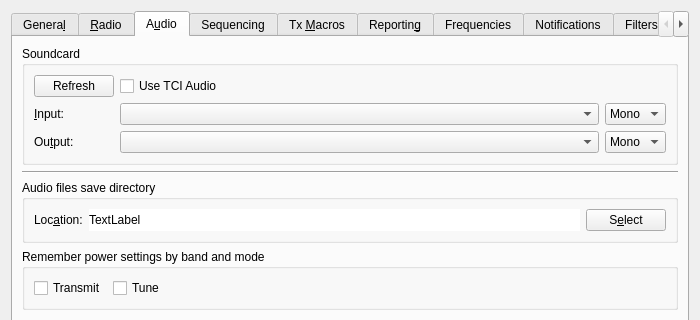
This is Configuration.ui in vu2cpl/jtdx-vu as Qt 5 draws it before an edit; both pictures show x 0 to 700 and y 0 to 320 of the 700 by 600 pixel window. The edited form follows.
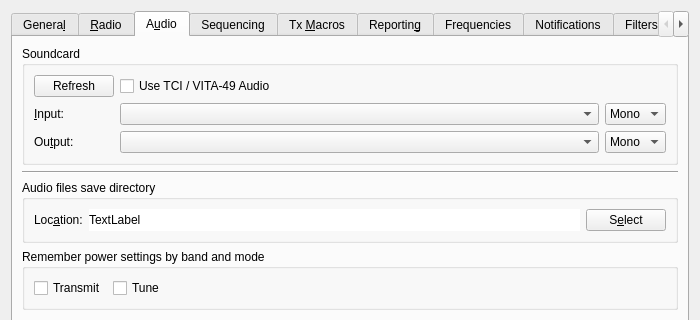
This is the edited form. The open tabs and pages were chosen to show the change.

Commit message: FlexRadio VITA-49 rig type: SmartSDR control and DAX audio, ported from MSHV-Mac

What changed in the file:
```diff
--- a/Configuration.ui
+++ b/Configuration.ui
@@ -1868,7 +1868,7 @@
              <string>&lt;html&gt;&lt;head/&gt;&lt;body&gt;&lt;p&gt;Use TCI Audio when available.&lt;/p&gt;&lt;/body&gt;&lt;/html&gt;</string>
             </property>
             <property name="text">
-             <string>Use TCI Audio</string>
+             <string>Use TCI / VITA-49 Audio</string>
             </property>
            </widget>
           </item>
```
Left out of the diff: 2 changed lines with no effect on the pictures. The commit also changes 11 other files.
